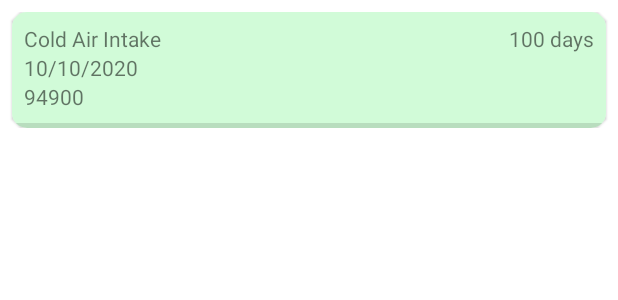
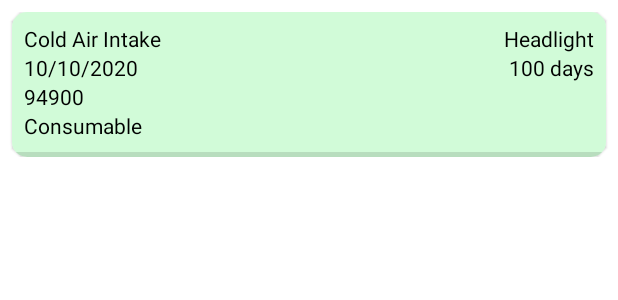
Before and after one commit to Danboe2009/Part-Timer, an Android app: the layout part_object.xml on its own in the app's theme, with its tools: preview values and no code run, on a phone screen of 412 x 824 dp. Shown: the top 300 px of the screen. Run offline under Robolectric (Android 15) with nearby library versions, the phone set to English and light mode, and no system bars.

```diff
--- a/app/src/main/AndroidManifest.xml
+++ b/app/src/main/AndroidManifest.xml
@@ -1,6 +1,7 @@
 <?xml version="1.0" encoding="utf-8"?>
 <manifest xmlns:android="http://schemas.android.com/apk/res/android"
     package="com.missingcontroller.parttimer">
+    <uses-permission android:name="android.permission.INTERNET"/>
 
     <application
         android:allowBackup="true"
--- a/app/src/main/res/layout/part_object.xml
+++ b/app/src/main/res/layout/part_object.xml
@@ -1,22 +1,22 @@
 <?xml version="1.0" encoding="utf-8"?>
 <androidx.constraintlayout.widget.ConstraintLayout xmlns:android="http://schemas.android.com/apk/res/android"
     xmlns:app="http://schemas.android.com/apk/res-auto"
-    android:layout_marginTop="8dp"
     android:layout_width="match_parent"
-    android:layout_height="wrap_content">
+    android:layout_height="wrap_content"
+    android:layout_marginTop="8dp">
 
     <com.google.android.material.card.MaterialCardView
         style="@style/mcmRoundImage"
         android:layout_width="match_parent"
         android:layout_height="match_parent"
-      android:layout_marginEnd="8dp"
-      android:layout_marginStart="8dp">
+        android:layout_marginStart="8dp"
+        android:layout_marginEnd="8dp">
 
         <androidx.constraintlayout.widget.ConstraintLayout
             android:id="@+id/cl_part_object"
-        android:background="#d1fbd8"
             android:layout_width="match_parent"
-        android:layout_height="match_parent">
+            android:layout_height="match_parent"
+            android:background="#d1fbd8">
 
             <TextView
                 android:id="@+id/tv_part_name"
@@ -25,14 +25,16 @@
                 android:layout_marginStart="8dp"
                 android:layout_marginTop="8dp"
                 android:text="Cold Air Intake"
+                android:textColor="@color/black"
                 app:layout_constraintStart_toStartOf="parent"
-          app:layout_constraintTop_toTopOf="parent"/>
+                app:layout_constraintTop_toTopOf="parent" />
 
             <TextView
                 android:id="@+id/tv_install_date"
                 android:layout_width="wrap_content"
                 android:layout_height="wrap_content"
                 android:text="10/10/2020"
+                android:textColor="@color/black"
                 app:layout_constraintStart_toStartOf="@id/tv_part_name"
                 app:layout_constraintTop_toBottomOf="@id/tv_part_name" />
 
@@ -41,8 +43,29 @@
                 android:layout_width="wrap_content"
                 android:layout_height="wrap_content"
                 android:text="94900"
+                android:textColor="@color/black"
                 app:layout_constraintStart_toStartOf="@id/tv_part_name"
                 app:layout_constraintTop_toBottomOf="@id/tv_install_date" />
+
+            <TextView
+                android:id="@+id/tv_consumable"
+                android:layout_width="wrap_content"
+                android:layout_height="wrap_content"
+                android:text="Consumable"
+                android:textColor="@color/black"
+                app:layout_constraintStart_toStartOf="@id/tv_install_mileage"
+                app:layout_constraintTop_toBottomOf="@id/tv_install_mileage" />
+
+
+            <TextView
+                android:id="@+id/tv_type_of_part"
+                android:layout_width="wrap_content"
+                android:layout_height="wrap_content"
+                android:layout_marginEnd="8dp"
+                android:text="Headlight"
+                android:textColor="@color/black"
+                app:layout_constraintEnd_toEndOf="parent"
+                app:layout_constraintTop_toTopOf="@id/tv_part_name" />
 
             <TextView
                 android:id="@+id/tv_days_since"
@@ -50,8 +73,10 @@
                 android:layout_height="wrap_content"
                 android:layout_marginEnd="8dp"
                 android:text="100 days"
+                android:textColor="@color/black"
                 app:layout_constraintEnd_toEndOf="parent"
-          app:layout_constraintTop_toTopOf="@id/tv_part_name" />
+                app:layout_constraintTop_toBottomOf="@id/tv_type_of_part" />
+
 
             <View
                 android:id="@+id/divider"
@@ -59,7 +84,7 @@
                 android:layout_height="3dp"
                 android:layout_marginTop="8dp"
                 android:background="?android:attr/listDivider"
-          app:layout_constraintTop_toBottomOf="@id/tv_install_mileage" />
+                app:layout_constraintTop_toBottomOf="@id/tv_consumable" />
         </androidx.constraintlayout.widget.ConstraintLayout>
     </com.google.android.material.card.MaterialCardView>
 </androidx.constraintlayout.widget.ConstraintLayout>
--- a/build.gradle
+++ b/build.gradle
@@ -6,8 +6,8 @@ buildscript {
         mavenCentral()
     }
     dependencies {
-        classpath 'com.android.tools.build:gradle:4.2.1'
-        classpath "org.jetbrains.kotlin:kotlin-gradle-plugin:$kotlin_version"
+        classpath 'com.android.tools.build:gradle:4.2.2'
+        classpath "org.jetbrains.kotlin:kotlin-gradle-plugin:1.5.20"
 
         // NOTE: Do not place your application dependencies here; they belong
         // in the individual module build.gradle files
```
Also changed, not shown: app/build.gradle (+16 -10 lines), app/src/main/java/com/missingcontroller/parttimer/MainActivity.kt (+26 -17 lines), app/src/main/java/com/missingcontroller/parttimer/PartObject.kt (+9 -7 lines), app/src/main/java/com/missingcontroller/parttimer/PartViewHolder.kt (+18 -7 lines), app/src/main/java/com/missingcontroller/parttimer/PartsURLService.kt (added, +11 -0 lines), app/src/main/java/com/missingcontroller/parttimer/RetroFitBuilder.kt (added, +20 -0 lines). Lines whose indentation alone changed are shown as unchanged.
